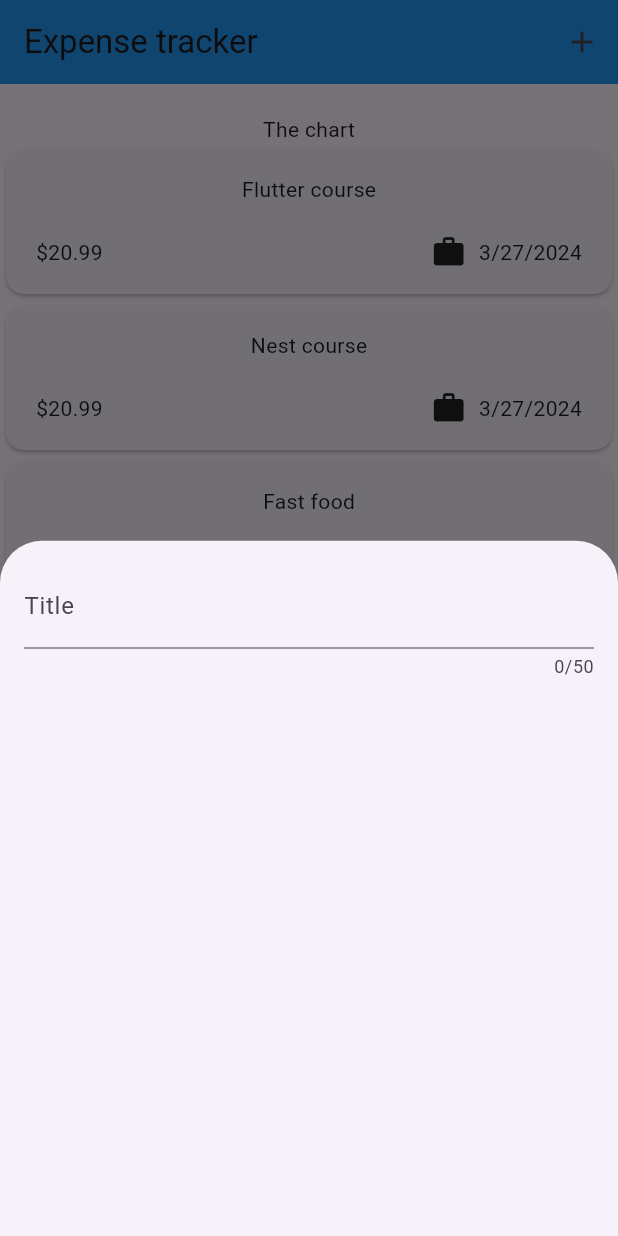
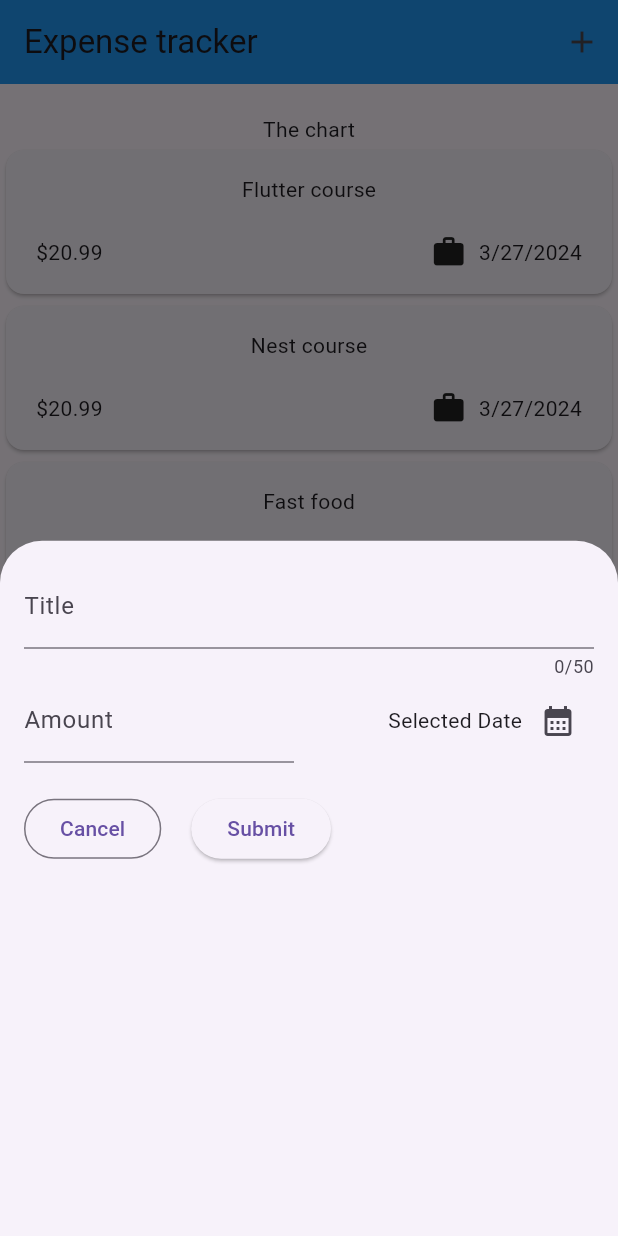
Before and after one commit to ichbinnichts/expanse_tracker, a Flutter app: the screen it shows after launch, after a tap on the "add" icon, on a phone screen of 412 x 824 dp. Run offline on Flutter 3.47's test engine with Material 3 defaults, Android fonts, the phone set to English and light mode, and no system bars.

Commit message:
feat: add input values and date picker in new expense

```diff
--- a/lib/widgets/new_expense.dart
+++ b/lib/widgets/new_expense.dart
@@ -8,18 +8,94 @@ class NewExpense extends StatefulWidget {
 }
 
 class _NewExpenseState extends State<NewExpense> {
+  final _titleController = TextEditingController();
+  final _amountController = TextEditingController();
+
+  void _presentDatePicker() {
+    final DateTime now = DateTime.now();
+    final DateTime firstDate = DateTime(now.year - 10, now.month, now.day);
+    final DateTime lastDate = DateTime(now.year + 10, now.month, now.day);
+    showDatePicker(
+      context: context,
+      initialDate: now,
+      firstDate: firstDate,
+      lastDate: lastDate,
+    );
+  }
+
+  @override
+  void dispose() {
+    _titleController.dispose();
+    _amountController.dispose();
+    super.dispose();
+  }
+
   @override
   Widget build(BuildContext context) {
-    return const Padding(
-      padding: EdgeInsets.all(16),
+    return Padding(
+      padding: const EdgeInsets.all(16),
       child: Column(
         children: [
           TextField(
+            controller: _titleController,
             maxLength: 50,
-            decoration: InputDecoration(
+            decoration: const InputDecoration(
               label: Text('Title'),
             ),
-          )
+          ),
+          Row(
+            children: [
+              Expanded(
+                child: TextField(
+                  controller: _amountController,
+                  keyboardType: TextInputType.number,
+                  decoration: const InputDecoration(
+                    prefixText: '\$ ',
+                    label: Text('Amount'),
+                  ),
+                ),
+              ),
+              const SizedBox(
+                width: 20,
+              ),
+              Expanded(
+                child: Row(
+                  mainAxisAlignment: MainAxisAlignment.end,
+                  crossAxisAlignment: CrossAxisAlignment.center,
+                  children: [
+                    const Text('Selected Date'),
+                    IconButton(
+                      onPressed: _presentDatePicker,
+                      icon: const Icon(Icons.calendar_month),
+                    ),
+                  ],
+                ),
+              )
+            ],
+          ),
+          const SizedBox(
+            height: 20,
+          ),
+          Row(
+            children: [
+              OutlinedButton(
+                onPressed: () {
+                  Navigator.pop(context);
+                },
+                child: const Text('Cancel'),
+              ),
+              const SizedBox(
+                width: 20,
+              ),
+              ElevatedButton(
+                onPressed: () {
+                  print(_titleController.text);
+                  print(_amountController.text);
+                },
+                child: const Text('Submit'),
+              )
+            ],
+          ),
         ],
       ),
     );
```
